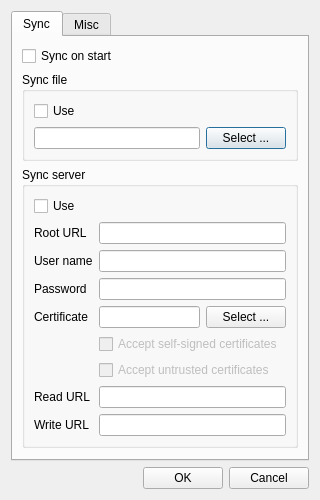
Qt form optionsdialog.ui (607011/Qt-SESAM) before a commit.
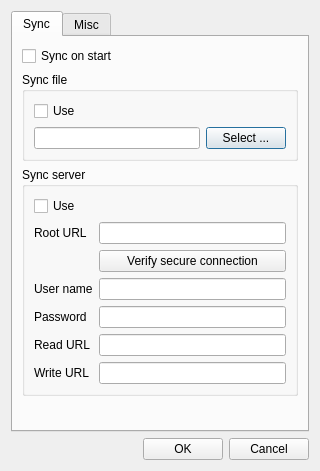
The same form after that commit.

Commit message: Preparations to load and verify the sync server's certificate chain within `OptionsDialog`.

```diff
--- a/optionsdialog.ui
+++ b/optionsdialog.ui
@@ -7,7 +7,7 @@
     <x>0</x>
     <y>0</y>
     <width>301</width>
-    <height>469</height>
+    <height>471</height>
    </rect>
   </property>
   <property name="windowTitle">
@@ -98,28 +98,28 @@
             <item row="0" column="1">
              <widget class="QLineEdit" name="serverRootURLLineEdit"/>
             </item>
-            <item row="1" column="0">
+            <item row="2" column="0">
              <widget class="QLabel" name="label">
               <property name="text">
                <string>User name</string>
               </property>
              </widget>
             </item>
-            <item row="1" column="1">
+            <item row="2" column="1">
              <widget class="QLineEdit" name="usernameLineEdit">
               <property name="text">
                <string/>
               </property>
              </widget>
             </item>
-            <item row="2" column="0">
+            <item row="3" column="0">
              <widget class="QLabel" name="label_3">
               <property name="text">
                <string>Password</string>
               </property>
              </widget>
             </item>
-            <item row="2" column="1">
+            <item row="3" column="1">
              <widget class="QLineEdit" name="passwordLineEdit">
               <property name="text">
                <string/>
@@ -129,75 +129,38 @@
               </property>
              </widget>
             </item>
-            <item row="3" column="0">
-             <widget class="QLabel" name="label_6">
-              <property name="toolTip">
-               <string>Choose server's certificate chain in X.509 DER format</string>
-              </property>
-              <property name="text">
-               <string>Certificate</string>
-              </property>
-             </widget>
-            </item>
-            <item row="3" column="1">
-             <layout class="QHBoxLayout" name="horizontalLayout_3">
-              <item>
-               <widget class="QLineEdit" name="certFileLineEdit"/>
-              </item>
-              <item>
-               <widget class="QPushButton" name="chooseCertFilePushButton">
-                <property name="text">
-                 <string>Select ...</string>
-                </property>
-               </widget>
-              </item>
-             </layout>
-            </item>
-            <item row="5" column="1">
-             <widget class="QCheckBox" name="acceptUntrustedCertificatesCheckBox">
-              <property name="enabled">
-               <bool>false</bool>
-              </property>
-              <property name="text">
-               <string>Accept untrusted certificates</string>
-              </property>
-             </widget>
-            </item>
-            <item row="6" column="0">
+            <item row="4" column="0">
              <widget class="QLabel" name="label_4">
               <property name="text">
                <string>Read URL</string>
               </property>
              </widget>
             </item>
-            <item row="6" column="1">
+            <item row="4" column="1">
              <widget class="QLineEdit" name="readUrlLineEdit">
               <property name="enabled">
                <bool>true</bool>
               </property>
              </widget>
             </item>
-            <item row="7" column="0">
+            <item row="5" column="0">
              <widget class="QLabel" name="label_5">
               <property name="text">
                <string>Write URL</string>
               </property>
              </widget>
             </item>
-            <item row="7" column="1">
+            <item row="5" column="1">
              <widget class="QLineEdit" name="writeUrlLineEdit">
               <property name="enabled">
                <bool>true</bool>
               </property>
              </widget>
             </item>
-            <item row="4" column="1">
-             <widget class="QCheckBox" name="acceptSelfSignedCertificatesCheckBox">
-              <property name="enabled">
-               <bool>false</bool>
-              </property>
+            <item row="1" column="1">
+             <widget class="QPushButton" name="verifySecureConnectionPushButton">
               <property name="text">
-               <string>Accept self-signed certificates</string>
+               <string>Verify secure connection</string>
               </property>
              </widget>
             </item>
```
Left out of the diff: 4 changed lines with no effect on the pictures. The commit also changes 4 other files.
